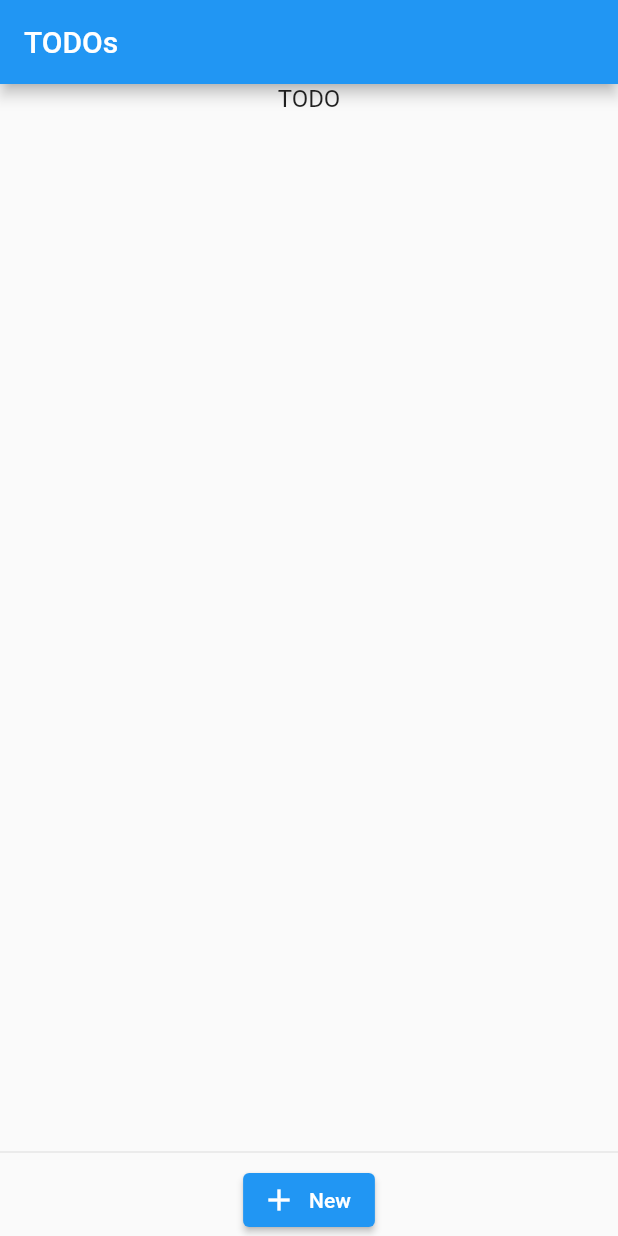
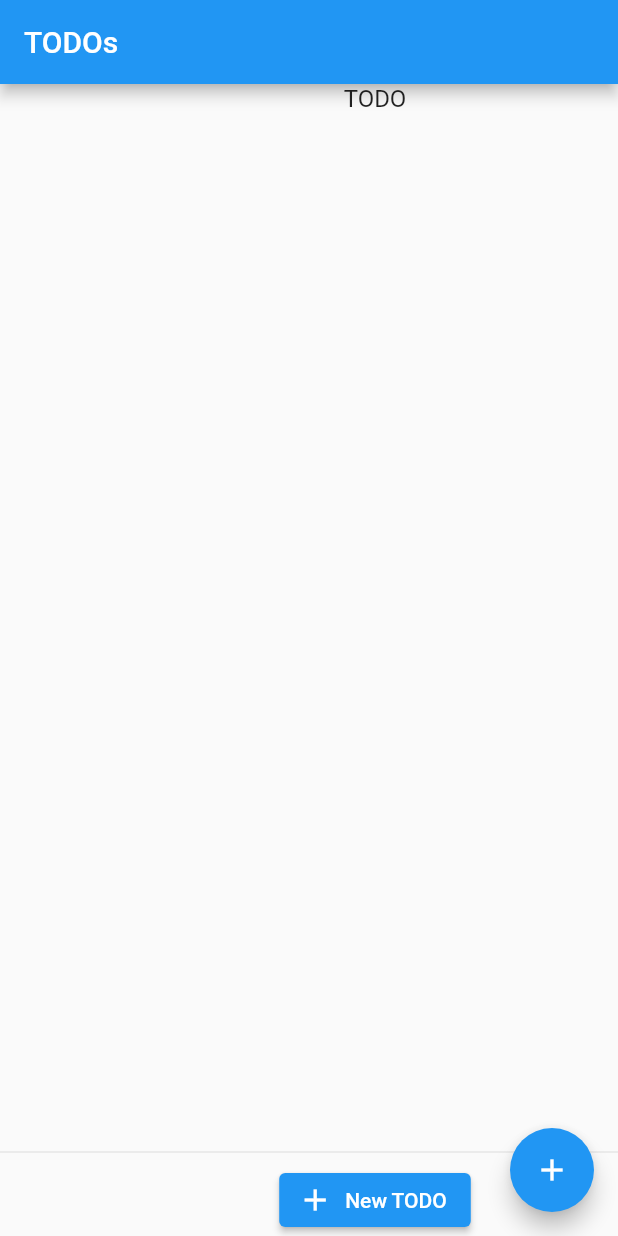
Before and after one commit to christopherfujino/todos, a Flutter app: the screen it shows after launch, on a phone screen of 412 x 824 dp. Run offline on Flutter 3.47's test engine with Material 2 defaults, Android fonts, the phone set to English and light mode, and no system bars.

Commit message:
make reorderablelist for lists

```diff
--- a/lib/main.dart
+++ b/lib/main.dart
@@ -20,10 +20,34 @@ class App extends StatelessWidget {
 
   @override
   Widget build(BuildContext context) {
-    //final state = InheritedState.of(context);
+    final state = InheritedState.of(context);
     return Scaffold(
       appBar: AppBar(title: const Text('TODOs')),
-      body: const TodoListWidget(0),
+      body: ReorderableListView.builder(
+        scrollDirection: Axis.horizontal,
+        itemCount: state.lists.length,
+        itemBuilder: (BuildContext context, int index) {
+          return TodoListWidget(
+            index,
+            key: Key(
+              'TodoListWidget ${state.lists[index].title}',
+            ),
+          );
+        },
+        onReorder: (int oldIndex, int newIndex) {},
+      ),
+      floatingActionButton: FloatingActionButton(
+        onPressed: () => _createNewList(context),
+        child: const Icon(Icons.add),
+      ),
     );
   }
+
+  void _createNewList(BuildContext ctx) {
+    final state = InheritedState.of(ctx);
+    final oldLists = state.lists;
+    oldLists.add(TodoList(title: 'new!'));
+    state.lists = oldLists;
+    print('done: $oldLists');
+  }
 }
--- a/lib/src/list.dart
+++ b/lib/src/list.dart
@@ -48,8 +48,8 @@ class TodoListWidget extends StatelessWidget {
             const Divider(),
             ElevatedButton.icon(
               onPressed: () =>
-                  openTodoDialog(context, state, listsIndex: listsIndex),
-              label: const Text('New'),
+                  openTodoDialog(context, listsIndex: listsIndex),
+              label: const Text('New TODO'),
               icon: const Icon(Icons.add),
             ),
           ],
--- a/lib/src/todo.dart
+++ b/lib/src/todo.dart
@@ -44,7 +44,7 @@ class TodoWidget extends StatelessWidget {
           ButtonBar(
             children: <Widget>[
               ElevatedButton.icon(
-                onPressed: () => openTodoDialog(context, state, listsIndex: listsIndex, previousTodoIdx: todoIndex),
+                onPressed: () => openTodoDialog(context, listsIndex: listsIndex, previousTodoIdx: todoIndex),
                 label: const Text('edit'),
                 icon: const Icon(Icons.edit),
               ),
```
Also changed, not shown: lib/src/input.dart (+6 -2 lines).
